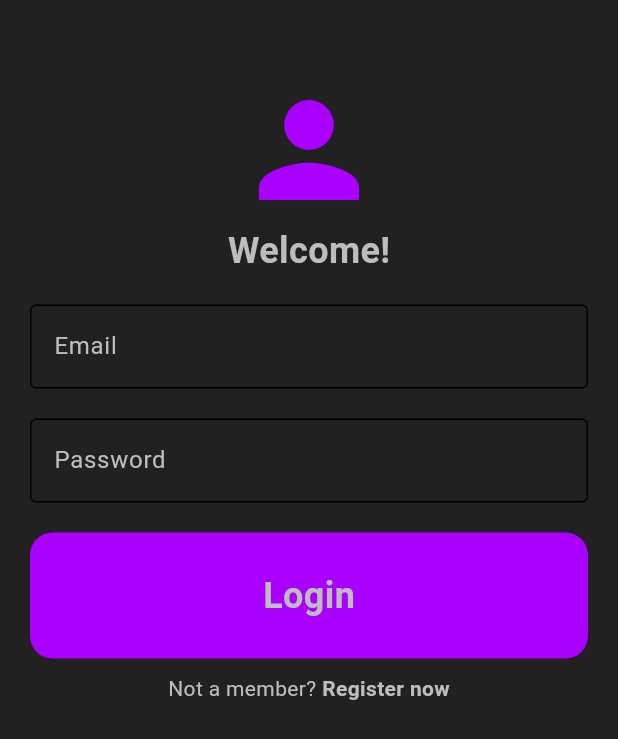
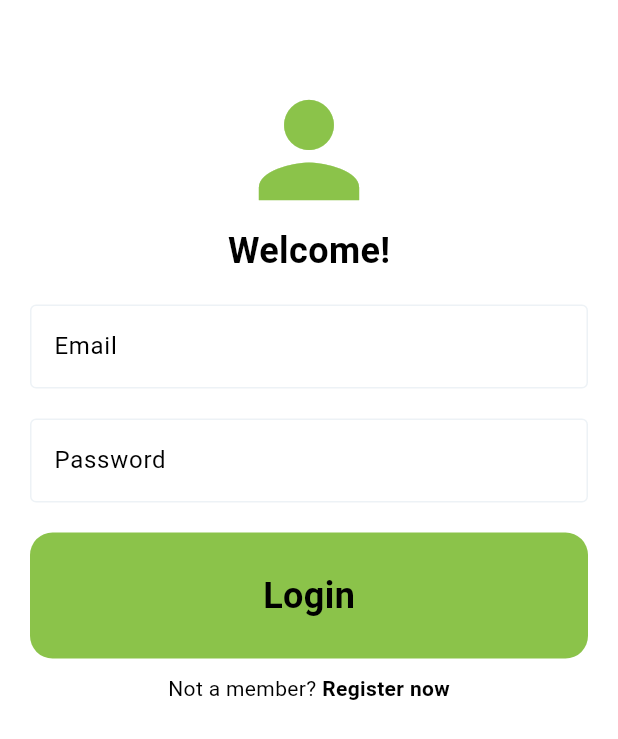
Before and after one commit to Kiyopon176/chat-app, a Flutter app: the screen it shows after launch, on a phone screen of 412 x 824 dp. Shown: the top 739 px of the screen. Run offline on Flutter 3.47's test engine with Material 3 defaults, Android fonts, the phone set to English and light mode, and no system bars; our stand-ins replace cloud_firestore, firebase_auth, firebase_core; accounts and stored records are empty.

Commit message:
chat list screen

```diff
--- a/chat_app_task/lib/main.dart
+++ b/chat_app_task/lib/main.dart
@@ -1,5 +1,5 @@
-import 'package:chat_app_task/auth/auth_gate.dart';
-import 'package:chat_app_task/auth/login_or_register.dart';
+import 'package:chat_app_task/services/auth/auth_gate.dart';
+import 'package:chat_app_task/services/auth/login_or_register.dart';
 import 'package:chat_app_task/firebase_options.dart';
 import 'package:chat_app_task/pages/home_page.dart';
 import 'package:chat_app_task/pages/login_page.dart';
--- a/chat_app_task/lib/pages/login_page.dart
+++ b/chat_app_task/lib/pages/login_page.dart
@@ -1,4 +1,4 @@
-import 'package:chat_app_task/auth/auth_service.dart';
+import 'package:chat_app_task/services/auth/auth_service.dart';
 import 'package:chat_app_task/widgets/my_button.dart';
 import 'package:chat_app_task/widgets/my_textfield.dart';
 import 'package:firebase_auth/firebase_auth.dart';
--- a/chat_app_task/lib/pages/registration_page.dart
+++ b/chat_app_task/lib/pages/registration_page.dart
@@ -1,4 +1,4 @@
-import 'package:chat_app_task/auth/auth_service.dart';
+import 'package:chat_app_task/services/auth/auth_service.dart';
 import 'package:chat_app_task/widgets/my_button.dart';
 import 'package:chat_app_task/widgets/my_textfield.dart';
 import 'package:firebase_auth/firebase_auth.dart';
--- /dev/null
+++ b/chat_app_task/lib/services/auth/auth_gate.dart
@@ -0,0 +1,24 @@
+import 'package:chat_app_task/services/auth/login_or_register.dart';
+import 'package:chat_app_task/pages/home_page.dart';
+import 'package:firebase_auth/firebase_auth.dart';
+import 'package:flutter/material.dart';
+
+class AuthGate extends StatelessWidget {
+  const AuthGate({super.key});
+
+  @override
+  Widget build(BuildContext context) {
+    return Scaffold(
+      body: StreamBuilder(
+        stream: FirebaseAuth.instance.authStateChanges(),
+        builder: (context, snapshot) {
+          if(snapshot.hasData){
+            return const HomePage();
+          }else{
+            return const LoginOrRegister();
+          }
+        },
+      ),
+    );
+  }
+}
--- /dev/null
+++ b/chat_app_task/lib/services/auth/login_or_register.dart
@@ -0,0 +1,28 @@
+import 'package:chat_app_task/pages/login_page.dart';
+import 'package:chat_app_task/pages/registration_page.dart';
+import 'package:flutter/material.dart';
+
+class LoginOrRegister extends StatefulWidget {
+  const LoginOrRegister({super.key});
+
+  @override
+  State<LoginOrRegister> createState() => _LoginOrRegisterState();
+}
+
+class _LoginOrRegisterState extends State<LoginOrRegister> {
+  bool showLoginPage = true;
+  void togglePages(){
+    setState(() {
+      showLoginPage = !showLoginPage;
+    });
+  }
+  @override
+  Widget build(BuildContext context) {
+    if(showLoginPage){
+      return LoginPage(onTap: togglePages,);
+    }
+    else{
+      return RegisterPage(onTap: togglePages);
+    }
+  }
+}
--- a/chat_app_task/lib/themes/light_theme..dart
+++ b/chat_app_task/lib/themes/light_theme..dart
@@ -2,9 +2,18 @@ import 'package:flutter/material.dart';
 
 ThemeData lightMode = ThemeData(
   colorScheme: ColorScheme.light(
-    background: Colors.grey.shade900,
-    primary: Colors.grey.shade400,
-    secondary: Colors.purpleAccent.shade700,
-    tertiary: Colors.black,
+    background: Colors.white,
+    primary: Colors.black,
+    secondary: Colors.lightGreen,
+    tertiary: Color(0xffEDF2F6),
+    onTertiary: Color(0xff9DB7CB),
   )
 );
+ThemeData darkmode = ThemeData(
+    colorScheme: ColorScheme.dark(
+      background: Colors.grey.shade900,
+      primary: Colors.grey.shade400,
+      secondary: Colors.purpleAccent.shade700,
+      tertiary: Colors.black,
+    )
+);
--- a/chat_app_task/pubspec.yaml
+++ b/chat_app_task/pubspec.yaml
@@ -37,6 +37,7 @@ dependencies:
   cupertino_icons: ^1.0.6
   firebase_core: ^3.1.1
   firebase_auth: ^5.1.1
+  cloud_firestore: ^5.0.2
 
 dev_dependencies:
   flutter_test:
```
Also changed, not shown: chat_app_task/lib/pages/chat_page.dart (added, +19 -0 lines), chat_app_task/lib/pages/home_page.dart (+92 -9 lines), chat_app_task/lib/services/auth/auth_service.dart (added, +42 -0 lines), chat_app_task/lib/services/chat/chat_services.dart (added, +14 -0 lines), chat_app_task/lib/widgets/my_chats_container.dart (added, +72 -0 lines), chat_app_task/pubspec.lock, 3 other files.
